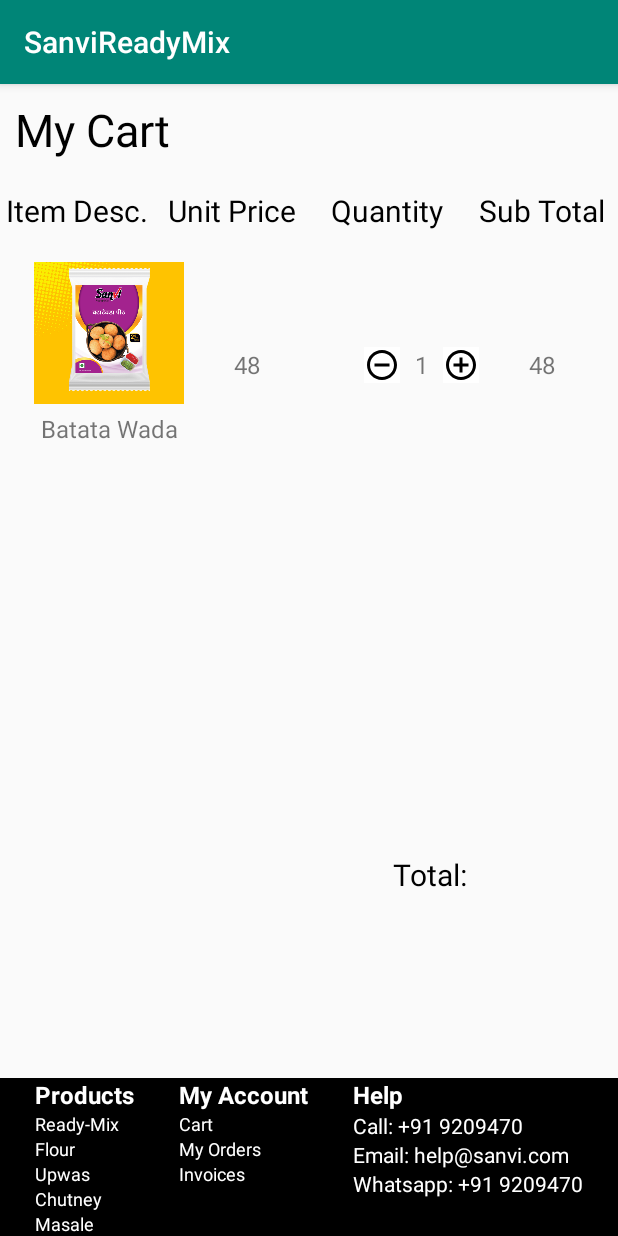
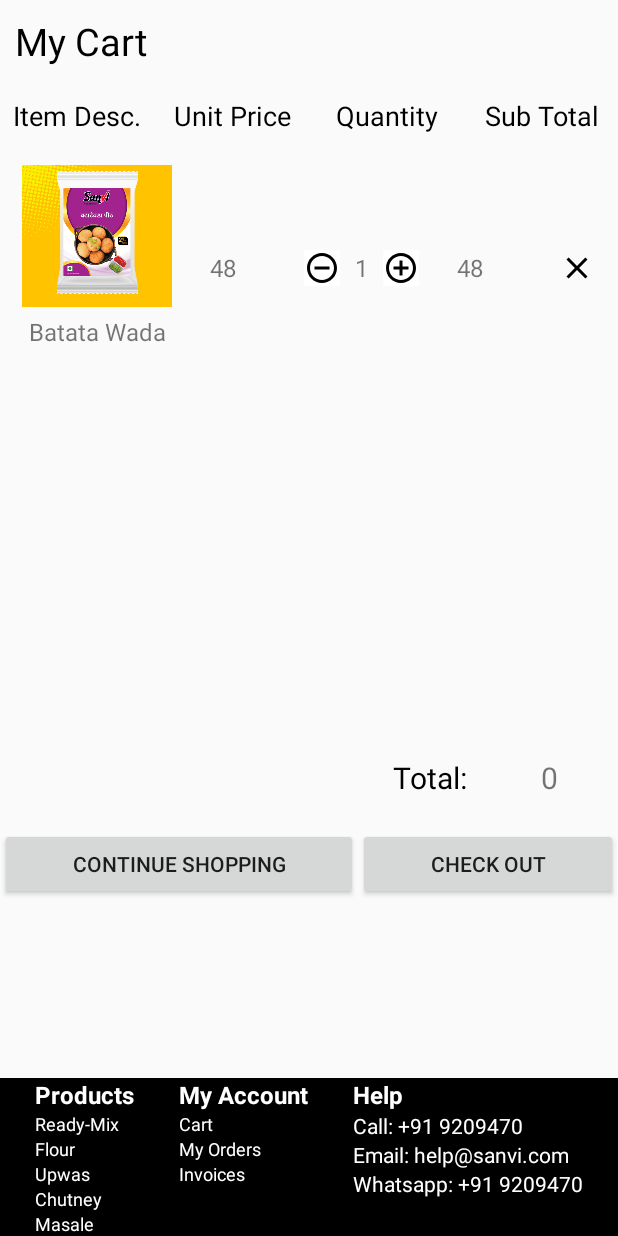
Before and after one commit to DevangT98/SanviReadyMixApp, an Android app: the CartActivity screen opened directly, with no data from a screen before it, after a tap on an icon or button, on a phone screen of 412 x 824 dp. Run offline under Robolectric (Android 15) with nearby library versions, the phone set to English and light mode, and no system bars.

Commit message:
cart items remove button and subtotal calc.

```diff
--- a/app/src/main/AndroidManifest.xml
+++ b/app/src/main/AndroidManifest.xml
@@ -9,7 +9,9 @@
         android:roundIcon="@mipmap/ic_launcher_round"
         android:supportsRtl="true"
         android:theme="@style/AppTheme">
-        <activity android:name=".CartActivity"></activity>
+        <activity android:name=".CartActivity" android:theme="@style/CartTheme">
+
+        </activity>
         <activity android:name=".MainActivity">
             <intent-filter>
                 <action android:name="android.intent.action.MAIN" />
--- a/app/src/main/java/com/dev/sanvireadymix/BillItemsAdapter.java
+++ b/app/src/main/java/com/dev/sanvireadymix/BillItemsAdapter.java
@@ -1,10 +1,12 @@
 package com.dev.sanvireadymix;
 
 import android.content.Context;
+import android.content.Intent;
 import android.util.Log;
 import android.view.LayoutInflater;
 import android.view.View;
 import android.view.ViewGroup;
+import android.widget.Button;
 import android.widget.ImageView;
 import android.widget.TextView;
 import android.widget.Toast;
@@ -18,12 +20,13 @@
 
 public class BillItemsAdapter extends RecyclerView.Adapter<BillItemsAdapter.ViewHolder> {
 
-    List<Model> cartItems;
+    List<CartItems> cartItems;
     Context context;
-    int counter;
+    //    int counter;
     private int qty = 1;
+    int total = 0;
 
-    public BillItemsAdapter(List<Model> cartItems, Context context) {
+    public BillItemsAdapter(List<CartItems> cartItems, Context context) {
         this.cartItems = cartItems;
         this.context = context;
     }
@@ -36,24 +39,27 @@
     }
 
     @Override
-    public void onBindViewHolder(@NonNull final ViewHolder holder, int position) {
+    public void onBindViewHolder(@NonNull final ViewHolder holder, final int position) {
 
         ProductModel.open();
         cartItems = ProductModel.getCartItems();
-        final Model model = cartItems.get(position);
+        final CartItems model = cartItems.get(position);
         holder.productImage.setImageResource(model.getProductImage());
         holder.productName.setText(model.getProductName());
         holder.productPrice.setText(model.getProductPrice());
-
+        holder.productQty.setText(model.getProductQty());
+        holder.subTotal.setText("0");
+//        counter = Integer.parseInt(model.getProductQty());
         holder.addItem.setOnClickListener(new View.OnClickListener() {
             @Override
             public void onClick(View v) {
+                int addCounter = Integer.parseInt(holder.productQty.getText().toString().trim());
                 holder.removeItem.setClickable(true);
-                counter++;
-                holder.productQty.setText(String.valueOf(counter));
-                Log.i("YAY", "QTY INCREASED: " + String.valueOf(counter));
+                addCounter++;
+                holder.productQty.setText(String.valueOf(addCounter));
+                Log.i("YAY", "QTY INCREASED: " + String.valueOf(addCounter));
 
-                if (counter > 9) {
+                if (addCounter > 9) {
                     holder.productQty.setText("10");
                     Toast.makeText(v.getContext(), "Max Quantity Reached", Toast.LENGTH_SHORT).show();
                     holder.addItem.setClickable(false);
@@ -61,22 +67,24 @@
                 } else {
                     holder.addItem.setClickable(true);
                 }
-                qty = counter;
+                qty = addCounter;
                 holder.subTotal.setText(String.valueOf(Integer.parseInt(model.getProductPrice()) * qty));
-
+                total = total + Integer.parseInt(holder.subTotal.getText().toString().trim());
+                Log.i("YAY", "TOTAL PRICE: " + String.valueOf(total));
             }
         });
 
         holder.removeItem.setOnClickListener(new View.OnClickListener() {
             @Override
             public void onClick(View v) {
+                int subCounter = Integer.parseInt(holder.productQty.getText().toString().trim());
                 holder.addItem.setClickable(true);
-                counter--;
-                holder.productQty.setText(String.valueOf(counter));
-                Log.i("YAY", "QTY DECREASED: " + String.valueOf(counter));
-                if (counter <= 1) {
+                subCounter--;
+                holder.productQty.setText(String.valueOf(subCounter));
+                Log.i("YAY", "QTY DECREASED: " + String.valueOf(subCounter));
+                if (subCounter <= 1) {
                     holder.productQty.setText("1");
-                    counter = 1;
+                    subCounter = 1;
                     holder.removeItem.setClickable(false);
                     Toast.makeText(v.getContext(), "Min Quantity Reached", Toast.LENGTH_SHORT).show();
 
@@ -84,8 +92,23 @@
                     holder.removeItem.setClickable(true);
                 }
 
-                qty = counter;
+                qty = subCounter;
                 holder.subTotal.setText(String.valueOf(Integer.parseInt(model.getProductPrice()) * qty));
+                total = total - Integer.parseInt(holder.subTotal.getText().toString().trim());
+                Log.i("YAY", "TOTAL PRICE: " + String.valueOf(total));
+            }
+        });
+
+        holder.removeFromCart.setOnClickListener(new View.OnClickListener() {
+            @Override
+            public void onClick(View v) {
+
+
+                ProductModel.open();
+                ProductModel.deleteItem(cartItems.get(position).getProductId());
+                ProductModel.close();
+                cartItems.remove(cartItems.get(position));
+                notifyItemRemoved(position);
             }
         });
 
@@ -101,7 +124,8 @@
     public class ViewHolder extends RecyclerView.ViewHolder {
 
         public TextView productName, productPrice, productQty, subTotal;
-        public ImageView productImage, addItem, removeItem;
+        public ImageView productImage, addItem, removeItem, removeFromCart;
+        Button checkOutButton, continueShoppingButton;
 
         public ViewHolder(@NonNull View itemView) {
             super(itemView);
@@ -113,7 +137,9 @@
             productImage = itemView.findViewById(R.id.productImage);
             addItem = itemView.findViewById(R.id.btnAddItem);
             removeItem = itemView.findViewById(R.id.btnRemoveItem);
-
+            removeFromCart = itemView.findViewById(R.id.btnRemoveFromCart);
+            checkOutButton = itemView.findViewById(R.id.checkOutButton);
+            continueShoppingButton = itemView.findViewById(R.id.continueShoppingButton);
         }
     }
 }
--- a/app/src/main/java/com/dev/sanvireadymix/CartActivity.java
+++ b/app/src/main/java/com/dev/sanvireadymix/CartActivity.java
@@ -1,7 +1,9 @@
 package com.dev.sanvireadymix;
 
+import android.content.Intent;
 import android.os.Bundle;
 import android.util.Log;
+import android.widget.TextView;
 
 import androidx.appcompat.app.AppCompatActivity;
 import androidx.recyclerview.widget.LinearLayoutManager;
@@ -13,9 +15,10 @@
 
 public class CartActivity extends AppCompatActivity {
 
-//  private List<Model> cartItems;
+    //  private List<Model> cartItems;
     RecyclerView recyclerView;
     BillItemsAdapter billItemsAdapter;
+    TextView totalBill;
 
     @Override
     protected void onCreate(Bundle savedInstanceState) {
@@ -24,18 +27,15 @@
 
         ProductModel.getInstance(getApplicationContext());
         ProductModel.open();
-        final List<Model> cartItems = ProductModel.getCartItems();
-        Log.i("YAY","CART SIZE: "+cartItems.size());
+        final List<CartItems> cartItems = ProductModel.getCartItems();
+        Log.i("YAY", "CART SIZE: " + cartItems.size());
         ProductModel.close();
-
+        totalBill = findViewById(R.id.totalBill);
         recyclerView = findViewById(R.id.recyclerView);
         recyclerView.setHasFixedSize(true);
-        recyclerView.setLayoutManager(new  LinearLayoutManager(getApplicationContext()));
-        billItemsAdapter = new BillItemsAdapter(cartItems,getApplicationContext());
+        recyclerView.setLayoutManager(new LinearLayoutManager(getApplicationContext()));
+        billItemsAdapter = new BillItemsAdapter(cartItems, getApplicationContext());
         recyclerView.setAdapter(billItemsAdapter);
-
-
-
 
 
 
--- /dev/null
+++ b/app/src/main/java/com/dev/sanvireadymix/CartItems.java
@@ -0,0 +1,64 @@
+package com.dev.sanvireadymix;
+
+public class CartItems {
+
+    private  int productImage;
+    private String productName,productType,productPrice,productQty;
+    private  int productId;
+    public CartItems(int productId, int productImage, String productName, String productType, String productPrice, String productQty) {
+        this.productId = productId;
+        this.productImage = productImage;
+        this.productName = productName;
+        this.productType = productType;
+        this.productPrice = productPrice;
+        this.productQty = productQty;
+    }
+
+    public int getProductId() {
+        return productId;
+    }
+
+    public void setProductId(int productId) {
+        this.productId = productId;
+    }
+
+    public int getProductImage() {
+        return productImage;
+    }
+
+    public void setProductImage(int productImage) {
+        this.productImage = productImage;
+    }
+
+    public String getProductName() {
+        return productName;
+    }
+
+    public void setProductName(String productName) {
+        this.productName = productName;
+    }
+
+    public String getProductType() {
+        return productType;
+    }
+
+    public void setProductType(String productType) {
+        this.productType = productType;
+    }
+
+    public String getProductPrice() {
+        return productPrice;
+    }
+
+    public void setProductPrice(String productPrice) {
+        this.productPrice = productPrice;
+    }
+
+    public String getProductQty() {
+        return productQty;
+    }
+
+    public void setProductQty(String productQty) {
+        this.productQty = productQty;
+    }
+}
--- a/app/src/main/java/com/dev/sanvireadymix/database/ProductModel.java
+++ b/app/src/main/java/com/dev/sanvireadymix/database/ProductModel.java
@@ -6,6 +6,7 @@
 import android.database.sqlite.SQLiteDatabase;
 import android.util.Log;
 
+import com.dev.sanvireadymix.CartItems;
 import com.dev.sanvireadymix.Model;
 
 import java.security.Key;
@@ -37,8 +38,9 @@
     public static void showAll() {
 
         String sql = "SELECT * FROM " + Keys.TB_NAME;
+        String cartsql = "SELECT * FROM " + Keys.CART_TABLE;
         Cursor cr = database.rawQuery(sql, null);
-
+        Cursor cr1 = database.rawQuery(cartsql, null);
         while (cr.moveToNext()) {
             Log.i("YAY", "P_ID => " + cr.getInt(cr.getColumnIndex(Keys.P_ID)));
             Log.i("YAY", "P_IMAGE => " + cr.getString(cr.getColumnIndex(Keys.P_IMAGE)));
@@ -49,35 +51,69 @@
 
         }
 
+        while (cr1.moveToNext()) {
+            Log.i("YAY", "Product_ID => " + cr1.getInt(cr1.getColumnIndex(Keys.Product_ID)));
+            Log.i("YAY", "Product_IMAGE => " + cr1.getString(cr1.getColumnIndex(Keys.Product_IMAGE)));
+            Log.i("YAY", "Product_NAME => " + cr1.getString(cr1.getColumnIndex(Keys.Product_NAME)));
+            Log.i("YAY", "Product_PRICE=> " + cr1.getString(cr1.getColumnIndex(Keys.Product_PRICE)));
+            Log.i("YAY", "Product_TYPE => " + cr1.getString(cr1.getColumnIndex(Keys.Product_TYPE)));
+            Log.i("YAY", "Product_Qty => " + cr1.getString(cr1.getColumnIndex(Keys.Product_QUANTITY)));
+            Log.i("YAY", "*************************************************************************");
+
+        }
+
 
     }
 
-    public static void insert(String image, String name, String category, String price) {
+    public static void insert(String image, String name, String category, String price, String quantity) {
 
         ContentValues cv = new ContentValues();
-        cv.put(Keys.P_IMAGE, image);
-        cv.put(Keys.P_NAME, name);
-        cv.put(Keys.P_PRICE, price);
-        cv.put(Keys.P_TYPE, category);
-        database.insert(Keys.TB_NAME, null, cv);
+        cv.put(Keys.Product_IMAGE, image);
+        cv.put(Keys.Product_NAME, name);
+        cv.put(Keys.Product_PRICE, price);
+        cv.put(Keys.Product_TYPE, category);
+        cv.put(Keys.Product_QUANTITY, quantity);
+        database.insert(Keys.CART_TABLE, null, cv);
         Log.i("DEV", "Values inserted successfully");
     }
 
-    public static List<Model> getCartItems() {
-        List<Model> cartItems = new ArrayList<>();
-        String sql = "SELECT * FROM " + Keys.TB_NAME;
+    public static List<CartItems> getCartItems() {
+        List<CartItems> cartItems = new ArrayList<>();
+        String sql = "SELECT * FROM " + Keys.CART_TABLE;
         Cursor cr = database.rawQuery(sql, null);
-        String  name, price, category;
-        int image;
+        String name, price, category, quantity;
+        int image,id;
         while (cr.moveToNext()) {
-            image = Integer.parseInt(cr.getString(cr.getColumnIndex(Keys.P_IMAGE)));
-            name = cr.getString(cr.getColumnIndex(Keys.P_NAME));
-            price = cr.getString(cr.getColumnIndex(Keys.P_PRICE));
-            category = cr.getString(cr.getColumnIndex(Keys.P_TYPE));
-
-            cartItems.add(new Model(image, name, price, category));
+            id = Integer.parseInt(cr.getString(cr.getColumnIndex(Keys.Product_ID)));
+            image = Integer.parseInt(cr.getString(cr.getColumnIndex(Keys.Product_IMAGE)));
+            name = cr.getString(cr.getColumnIndex(Keys.Product_NAME));
+            price = cr.getString(cr.getColumnIndex(Keys.Product_PRICE));
+            category = cr.getString(cr.getColumnIndex(Keys.Product_TYPE));
+            quantity = cr.getString(cr.getColumnIndex(Keys.Product_QUANTITY));
+            cartItems.add(new CartItems(id,image, name, category, price, quantity));
         }
         return cartItems;
 
     }
+
+    public static  List<String> cartItemNames(){
+        List<String> cartItemName = new ArrayList<>();
+        String sql = "SELECT "+Keys.Product_NAME+ " FROM "+Keys.CART_TABLE;
+        Cursor cr = database.rawQuery(sql, null);
+        String name;
+        while (cr.moveToNext()){
+            name = cr.getString(cr.getColumnIndex(Keys.Product_NAME));
+            Log.i("HELLO","PRODUCT NAME : "+ name);
+            cartItemName.add(name);
+        }
+        return  cartItemName;
+
+    }
+
+    public static void deleteItem(int productId) {
+
+        String sql = "DELETE FROM " + Keys.CART_TABLE + " WHERE " + Keys.Product_ID+ "=" + productId;
+        database.execSQL(sql);
+        Log.i("YAY","ITEM REMOVED: "+productId);
+    }
 }
--- /dev/null
+++ b/app/src/main/res/drawable/ic_clear_black_24dp.xml
@@ -0,0 +1,9 @@
+<vector xmlns:android="http://schemas.android.com/apk/res/android"
+        android:width="24dp"
+        android:height="24dp"
+        android:viewportWidth="24.0"
+        android:viewportHeight="24.0">
+    <path
+        android:fillColor="#FF000000"
+        android:pathData="M19,6.41L17.59,5 12,10.59 6.41,5 5,6.41 10.59,12 5,17.59 6.41,19 12,13.41 17.59,19 19,17.59 13.41,12z"/>
+</vector>
--- a/app/src/main/res/layout/activity_cart.xml
+++ b/app/src/main/res/layout/activity_cart.xml
@@ -1,4 +1,5 @@
 <?xml version="1.0" encoding="utf-8"?>
+
 <RelativeLayout xmlns:android="http://schemas.android.com/apk/res/android"
     xmlns:app="http://schemas.android.com/apk/res-auto"
     xmlns:tools="http://schemas.android.com/tools"
@@ -155,19 +156,21 @@
             />
 
     </RelativeLayout>
-
+<ScrollView
+    android:layout_width="match_parent"
+    android:layout_above="@id/footer"
+    android:layout_height="match_parent">
     <LinearLayout
         android:layout_width="match_parent"
         android:layout_height="match_parent"
-        android:layout_above="@id/footer"
         android:orientation="vertical">
         <TextView
             android:layout_width="match_parent"
             android:layout_height="wrap_content"
             android:text="My Cart"
-            android:textSize="30dp"
+            android:textSize="25dp"
             android:textColor="#000000"
-            android:layout_margin="10sp"/>
+            android:layout_margin="10dp"/>
         <LinearLayout
             android:layout_width="match_parent"
             android:layout_marginTop="10dp"
@@ -181,7 +184,7 @@
                 android:layout_width="match_parent"
                 android:layout_height="wrap_content"
                 android:text="Item Desc."
-                android:textSize="20dp"
+                android:textSize="18dp"
                 android:layout_gravity="center"
                 android:gravity="center"
                 android:textColor="#000000"
@@ -193,7 +196,7 @@
                 android:text="Unit Price"
                 android:layout_gravity="center"
                 android:gravity="center"
-                android:textSize="20dp"
+                android:textSize="18dp"
                 android:textColor="#000000"
                 android:layout_weight="1"
                 />
@@ -203,7 +206,7 @@
                 android:text="Quantity"
                 android:layout_gravity="center"
                 android:gravity="center"
-                android:textSize="20dp"
+                android:textSize="18dp"
                 android:textColor="#000000"
                 android:layout_weight="1"
                 />
@@ -211,12 +214,13 @@
                 android:layout_width="match_parent"
                 android:layout_height="wrap_content"
                 android:text="Sub Total"
-                android:textSize="20dp"
+                android:textSize="18dp"
                 android:layout_gravity="center"
                 android:gravity="center"
                 android:textColor="#000000"
                 android:layout_weight="1"
                 />
+
         </LinearLayout>
 
 <androidx.recyclerview.widget.RecyclerView
@@ -225,6 +229,7 @@
     android:layout_marginTop="15dp"
     android:id="@+id/recyclerView"
     ></androidx.recyclerview.widget.RecyclerView>
+
         <LinearLayout
             android:layout_width="match_parent"
             android:layout_height="wrap_content"
@@ -243,12 +248,37 @@
             <TextView
                 android:layout_width="match_parent"
                 android:layout_height="wrap_content"
-                android:text=""
+                android:text="0"
+                android:id="@+id/totalBill"
                 android:layout_weight="1.75"
                 android:textSize="20dp"
                 />
         </LinearLayout>
 
+        <LinearLayout
+            android:layout_width="match_parent"
+            android:layout_height="wrap_content"
+            android:weightSum="2"
+            android:layout_marginTop="20dp"
+            >
+
+            <Button
+                android:layout_width="wrap_content"
+                android:layout_weight="1"
+                android:text="Continue Shopping"
+                android:id="@+id/continueShoppingButton"
+                android:layout_height="wrap_content" />
+
+            <Button
+                android:layout_width="wrap_content"
+                android:layout_weight="1"
+                android:text="Check Out"
+                android:id="@+id/checkOutButton"
+                android:layout_height="wrap_content" />
+
+        </LinearLayout>
+
     </LinearLayout>
+</ScrollView>
 
 </RelativeLayout>
--- a/app/src/main/res/layout/bill_items.xml
+++ b/app/src/main/res/layout/bill_items.xml
@@ -5,7 +5,7 @@
     android:layout_margin="5dp"
     android:gravity="center"
     android:orientation="horizontal"
-    android:weightSum="4">
+    android:weightSum="5">
 
     <LinearLayout
         android:layout_width="wrap_content"
@@ -66,7 +66,7 @@
             android:layout_height="wrap_content"
             android:layout_marginLeft="10dp"
             android:layout_marginRight="10dp"
-            android:text="1"
+            android:text=""
             android:textSize="16sp" />
         <ImageView
             android:id="@+id/btnAddItem"
@@ -87,5 +87,15 @@
         android:text=""
         android:textSize="16sp" />
 
+    <ImageView
+        android:layout_width="wrap_content"
+        android:layout_height="wrap_content"
+        android:layout_weight="1"
+        android:layout_marginLeft="20dp"
+        android:src="@drawable/ic_clear_black_24dp"
+        android:id="@+id/btnRemoveFromCart"
+
+        />
+
 
 </LinearLayout>
--- a/app/src/main/res/values/styles.xml
+++ b/app/src/main/res/values/styles.xml
@@ -8,4 +8,6 @@
         <item name="colorAccent">@color/colorAccent</item>
     </style>
 
+    <style name="CartTheme" parent="Theme.AppCompat.Light.NoActionBar">
+    </style>
 </resources>
```
Also changed, not shown: app/src/main/java/com/dev/sanvireadymix/Adapter.java (+10 -2 lines), app/src/main/java/com/dev/sanvireadymix/database/DBHelper.java (+7 -1 lines), app/src/main/java/com/dev/sanvireadymix/database/Keys.java (+10 -1 lines).
